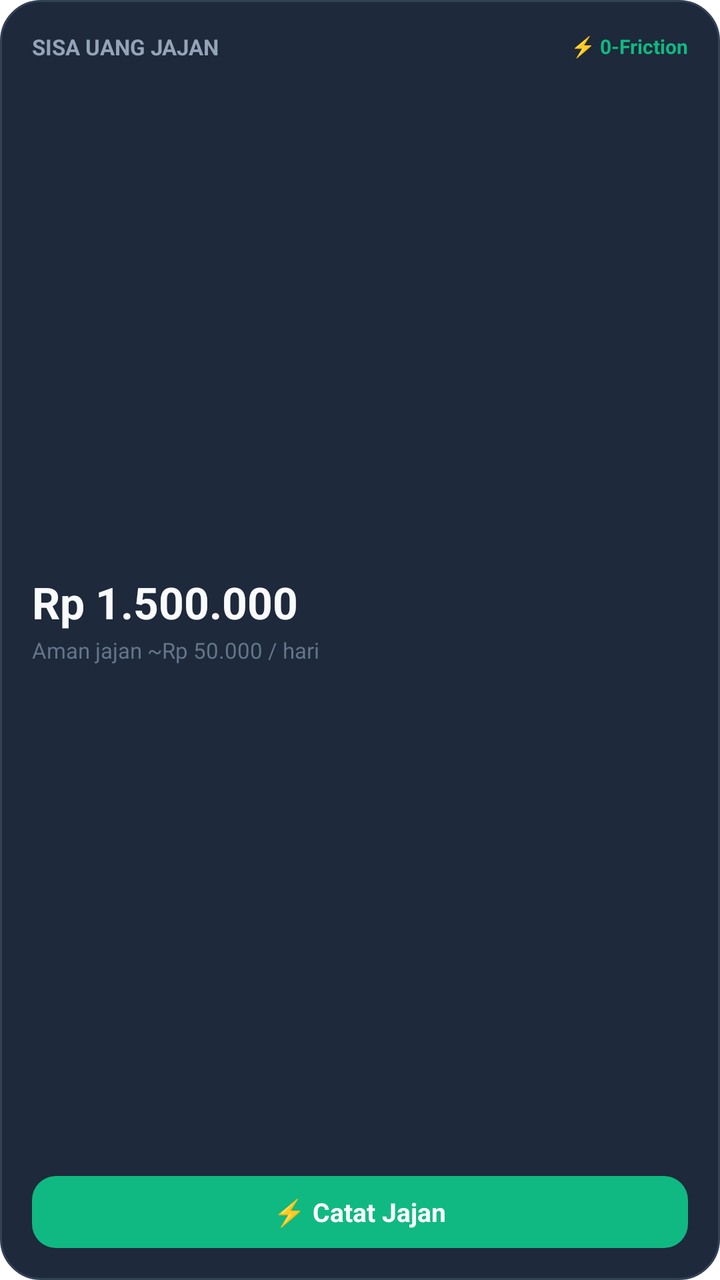
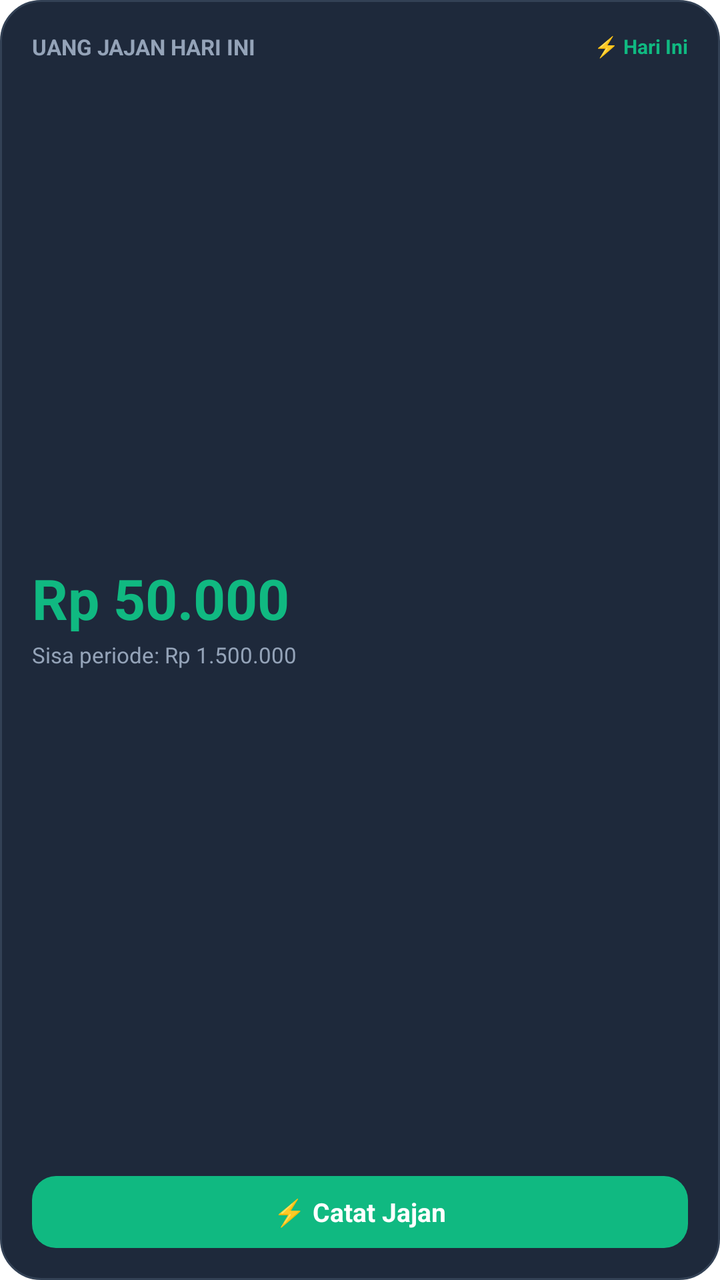

The first picture is an Android layout as it rendered before a commit; the second is the same layout after the commit. The layout source and the unified diff follow.
<!-- AndroidManifest.xml: fallback theme Theme.MaterialComponents.DayNight.NoActionBar -->
<!-- res/layout/widget_jajan.xml -->
<?xml version="1.0" encoding="utf-8"?>
<LinearLayout xmlns:android="http://schemas.android.com/apk/res/android"
    android:id="@+id/widget_container"
    android:layout_width="match_parent"
    android:layout_height="match_parent"
    android:background="@drawable/bg_widget"
    android:orientation="vertical"
    android:padding="16dp">

    
    <LinearLayout
        android:layout_width="match_parent"
        android:layout_height="wrap_content"
        android:gravity="center_vertical"
        android:orientation="horizontal">

        <TextView
            android:layout_width="0dp"
            android:layout_height="wrap_content"
            android:layout_weight="1"
            android:text="SISA UANG JAJAN"
            android:textColor="#94A3B8"
            android:textSize="11sp"
            android:textStyle="bold" />

        <TextView
            android:layout_width="wrap_content"
            android:layout_height="wrap_content"
            android:text="⚡ 0-Friction"
            android:textColor="#10B981"
            android:textSize="10sp"
            android:textStyle="bold" />
    </LinearLayout>

    
    <LinearLayout
        android:layout_width="match_parent"
        android:layout_height="0dp"
        android:layout_weight="1"
        android:gravity="center_vertical"
        android:orientation="vertical">

        <TextView
            android:id="@+id/widget_balance"
            android:layout_width="wrap_content"
            android:layout_height="wrap_content"
            android:text="Rp 1.500.000"
            android:textColor="#F8FAFC"
            android:textSize="22sp"
            android:textStyle="bold" />

        <TextView
            android:id="@+id/widget_subtext"
            android:layout_width="wrap_content"
            android:layout_height="wrap_content"
            android:layout_marginTop="2dp"
            android:text="Aman jajan ~Rp 50.000 / hari"
            android:textColor="#64748B"
            android:textSize="11sp" />
    </LinearLayout>

    
    <LinearLayout
        android:id="@+id/widget_btn_quick_log"
        android:layout_width="match_parent"
        android:layout_height="36dp"
        android:background="@drawable/bg_quick_log_btn"
        android:gravity="center"
        android:orientation="horizontal">

        <TextView
            android:layout_width="wrap_content"
            android:layout_height="wrap_content"
            android:text="⚡ Catat Jajan"
            android:textColor="#FFFFFF"
            android:textSize="13sp"
            android:textStyle="bold" />
    </LinearLayout>

</LinearLayout>
<!-- resources referenced by this layout -->
<resources>
  <!-- drawable bg_quick_log_btn (drawable) -->
  <?xml version="1.0" encoding="utf-8"?>
  <shape xmlns:android="http://schemas.android.com/apk/res/android"
      android:shape="rectangle">
      <solid android:color="#10B981" />
      <corners android:radius="12dp" />
  </shape>
  <!-- drawable bg_widget (drawable) -->
  <?xml version="1.0" encoding="utf-8"?>
  <shape xmlns:android="http://schemas.android.com/apk/res/android"
      android:shape="rectangle">
      <solid android:color="#1E293B" />
      <corners android:radius="20dp" />
      <stroke
          android:width="1dp"
          android:color="#334155" />
  </shape>
</resources>

<!-- the commit's change to res/layout/widget_jajan.xml (unified diff, before → after) -->
@@ -15,10 +15,11 @@
         android:orientation="horizontal">
 
         <TextView
+            android:id="@+id/widget_label"
             android:layout_width="0dp"
             android:layout_height="wrap_content"
             android:layout_weight="1"
-            android:text="SISA UANG JAJAN"
+            android:text="UANG JAJAN HARI INI"
             android:textColor="#94A3B8"
             android:textSize="11sp"
             android:textStyle="bold" />
@@ -26,7 +27,7 @@
         <TextView
             android:layout_width="wrap_content"
             android:layout_height="wrap_content"
-            android:text="⚡ 0-Friction"
+            android:text="⚡ Hari Ini"
             android:textColor="#10B981"
             android:textSize="10sp"
             android:textStyle="bold" />
@@ -44,18 +45,19 @@
             android:id="@+id/widget_balance"
             android:layout_width="wrap_content"
             android:layout_height="wrap_content"
-            android:text="Rp 1.500.000"
-            android:textColor="#F8FAFC"
-            android:textSize="22sp"
-            android:textStyle="bold" />
+            android:text="Rp 50.000"
+            android:textColor="#10B981"
+            android:textSize="28sp"
+            android:textStyle="bold"
+            android:includeFontPadding="false" />
 
         <TextView
             android:id="@+id/widget_subtext"
             android:layout_width="wrap_content"
             android:layout_height="wrap_content"
-            android:layout_marginTop="2dp"
-            android:text="Aman jajan ~Rp 50.000 / hari"
-            android:textColor="#64748B"
+            android:layout_marginTop="3dp"
+            android:text="Sisa periode: Rp 1.500.000"
+            android:textColor="#94A3B8"
             android:textSize="11sp" />
     </LinearLayout>
 
